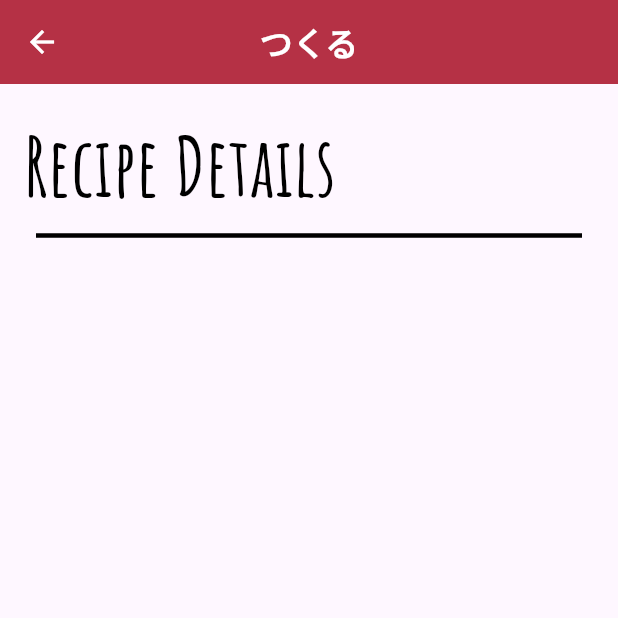
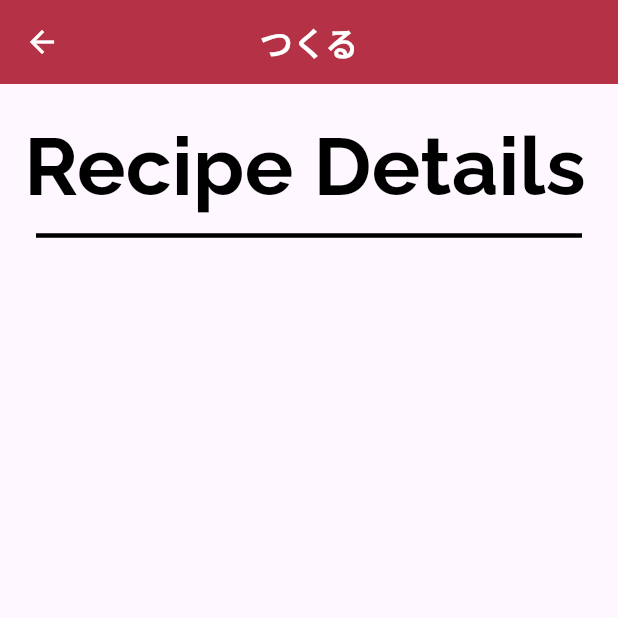
Before and after one commit to shashwat0224/Tsukuru-Mobile-App, a Flutter app: the TemplateScreen screen opened directly, after a tap on "Explore Recipes", after a tap on "Recipe Name", on a phone screen of 412 x 824 dp, the top half of it. Run offline on Flutter 3.47's test engine with Material 3 defaults, Android fonts, the phone set to English and light mode, and no system bars; our stand-ins replace internet_connection_checker_plus; project files that could hold a hidden picture were left out.

Commit message:
Created new files and features

```diff
--- /dev/null
+++ b/lib/core/lifecycle/applifecycle.dart
@@ -0,0 +1,23 @@
+import 'package:flutter/material.dart';
+import 'package:provider/provider.dart';
+import 'package:tsukuru/core/providers/internetstatus_provider.dart';
+import 'package:tsukuru/core/providers/navigation_provider.dart';
+
+class AppLifeCycleHandler {
+  final BuildContext context;
+  late final AppLifecycleListener _listener;
+
+  AppLifeCycleHandler(this.context) {
+    _listener = AppLifecycleListener(
+      onResume: () => context.read<InternetStatusProvider>().onResume,
+      onHide: () => context.read<InternetStatusProvider>().onPauseHide,
+      onPause: () => context.read<InternetStatusProvider>().onPauseHide,
+      onDetach: () => context.read<InternetStatusProvider>().onDetach,
+      onExitRequested: () => context.read<NaviagtionProvider>().exitPopUp(),
+    );
+  }
+
+  void dispose() {
+    _listener.dispose();
+  }
+}
--- a/lib/main.dart
+++ b/lib/main.dart
@@ -1,26 +1,51 @@
 import 'package:flutter/material.dart';
 import 'package:provider/provider.dart';
-import 'package:tsukuru/providers/navigation_provider.dart';
+import 'package:tsukuru/core/providers/internetstatus_provider.dart';
+import 'package:tsukuru/core/providers/navigation_provider.dart';
+import 'package:tsukuru/core/lifecycle/applifecycle.dart';
 import 'package:tsukuru/screens/splashscreen.dart';
 
 void main() {
   runApp(const MyApp());
 }
 
-class MyApp extends StatelessWidget {
+class MyApp extends StatefulWidget {
   const MyApp({super.key});
 
-  // This widget is the root of your application.
+  @override
+  State<MyApp> createState() => _MyAppState();
+}
+
+class _MyAppState extends State<MyApp> {
+  AppLifeCycleHandler? _lifeCycleHandler;
+
+  @override
+  void initState() {
+    super.initState();
+    WidgetsBinding.instance.addPostFrameCallback((_) {
+      _lifeCycleHandler = AppLifeCycleHandler(context);
+    });
+  }
+
+  @override
+  void dispose() {
+    _lifeCycleHandler?.dispose();
+    super.dispose();
+  }
+
   @override
   Widget build(BuildContext context) {
     return MultiProvider(
       providers: [
-        ChangeNotifierProvider(create: (context) => NaviagtionProvider())
+        ChangeNotifierProvider(
+          create: (context) => NaviagtionProvider(context: context),
+        ),
+        ChangeNotifierProvider(create: (context) => InternetStatusProvider()),
       ],
       child: MaterialApp(
         title: 'Flutter Demo',
         debugShowCheckedModeBanner: false,
-        home:const SplashScreen(),
+        home: const SplashScreen(),
       ),
     );
   }
--- a/lib/providers/navigation_provider.dart
+++ /dev/null
@@ -1,10 +0,0 @@
-import 'package:flutter/material.dart';
-
-class NaviagtionProvider extends ChangeNotifier {
-  int selectedIndex;
-  NaviagtionProvider({this.selectedIndex = 0});
-  void setIndex(int index) {
-    selectedIndex = index;
-    notifyListeners();
-  }
-}
--- a/lib/screens/homescreen.dart
+++ b/lib/screens/homescreen.dart
@@ -1,6 +1,6 @@
 import 'package:flutter/material.dart';
 import 'package:provider/provider.dart';
-import 'package:tsukuru/providers/navigation_provider.dart';
+import 'package:tsukuru/core/providers/navigation_provider.dart';
 import 'package:tsukuru/widgets/recipes_gridview.dart';
 import 'package:tsukuru/widgets/uihelper.dart';
 
@@ -39,13 +39,13 @@ class _HomeScreenState extends State<HomeScreen> {
                     onPressed: () {
                       context.read<NaviagtionProvider>().setIndex(1);
                     },
+                    style: ElevatedButton.styleFrom(
+                      backgroundColor: Color(0XFFB53145),
+                    ),
                     child: UiHelper.customText(
                       title: "Start Cookin'",
                       size: 16,
                       color: Colors.white,
-                    ),
-                    style: ElevatedButton.styleFrom(
-                      backgroundColor: Color(0XFFB53145),
                     ),
                   ),
                   SizedBox(width: 5),
@@ -53,13 +53,13 @@ class _HomeScreenState extends State<HomeScreen> {
                     onPressed: () {
                       context.read<NaviagtionProvider>().setIndex(2);
                     },
+                    style: ElevatedButton.styleFrom(
+                      backgroundColor: Color(0XFFB53145),
+                    ),
                     child: UiHelper.customText(
                       title: "Explore Recipes",
                       size: 16,
                       color: Colors.white,
-                    ),
-                    style: ElevatedButton.styleFrom(
-                      backgroundColor: Color(0XFFB53145),
                     ),
                   ),
                 ],
--- a/lib/screens/loginscreen.dart
+++ b/lib/screens/loginscreen.dart
@@ -83,7 +83,7 @@ class _LoginScreenState extends State<LoginScreen> {
                   decoration: InputDecoration(
                     contentPadding: EdgeInsets.fromLTRB(26, 8, 2, 2),
                     hint: UiHelper.customText(
-                      title: 'rudrEnter Your Email ID',
+                      title: 'Enter Your Email ID',
                       size: 18,
                       color: Colors.black,
                     ),
@@ -139,12 +139,12 @@ class _LoginScreenState extends State<LoginScreen> {
                     MaterialPageRoute(builder: (context) => TemplateScreen()),
                   );
                 },
+                style: ElevatedButton.styleFrom(backgroundColor: Colors.blue),
                 child: UiHelper.customText(
                   title: 'Login',
                   size: 18,
                   color: Colors.black,
                 ),
-                style: ElevatedButton.styleFrom(backgroundColor: Colors.blue),
               ),
               Row(
                 mainAxisAlignment: MainAxisAlignment.center,
--- a/lib/screens/signupscreen.dart
+++ b/lib/screens/signupscreen.dart
@@ -187,12 +187,12 @@ class _SignupscreenState extends State<Signupscreen> {
               SizedBox(height: 45),
               ElevatedButton(
                 onPressed: () {},
+                style: ElevatedButton.styleFrom(backgroundColor: Colors.blue),
                 child: UiHelper.customText(
                   title: 'Login',
                   size: 18,
                   color: Colors.black,
                 ),
-                style: ElevatedButton.styleFrom(backgroundColor: Colors.blue),
               ),
               Row(
                 mainAxisAlignment: MainAxisAlignment.center,
--- a/lib/screens/templatescreen.dart
+++ b/lib/screens/templatescreen.dart
@@ -1,6 +1,6 @@
 import 'package:flutter/material.dart';
 import 'package:provider/provider.dart';
-import 'package:tsukuru/providers/navigation_provider.dart';
+import 'package:tsukuru/core/providers/navigation_provider.dart';
 import 'package:tsukuru/screens/explorescreen.dart';
 import 'package:tsukuru/screens/searchscreen.dart';
 import 'package:tsukuru/widgets/custom_sidebar.dart';
@@ -21,7 +21,7 @@ class _TemplateScreenState extends State<TemplateScreen> {
   Widget build(BuildContext context) {
     return Scaffold(
       appBar: AppBar(
-        title: UiHelper.customText(title: 'つくる', size: 22, color: Colors.white),
+        title: UiHelper.customText(title: 'つくる', size: 22, color: Colors.white, fontFamily: 'Raleway'),
         centerTitle: true,
         iconTheme:const IconThemeData(color: Colors.white),
         backgroundColor:const Color(0XFFB53145),
--- a/lib/widgets/custom_sidebar.dart
+++ b/lib/widgets/custom_sidebar.dart
@@ -6,40 +6,40 @@ class CustomSidebar extends StatelessWidget {
 
   @override
   Widget build(BuildContext context) {
-    bool value = false;
+    // bool value = false;
 
-    List<Widget> drawerHeaderSignedIn = [
-      CircleAvatar(child: UiHelper.customImage(img: 'pfp.png'), radius: 34),
-      SizedBox(height: 3),
-      UiHelper.customText(title: 'Username', size: 22, color: Colors.black),
-      UiHelper.customText(
-        title: 'username@example.com',
-        size: 16,
-        color: Colors.black,
-      ),
-    ];
-    List<Widget> drawerHeaderSignedOut = [
-      UiHelper.customText(
-        title: 'Want to Add Recipes to',
-        size: 22,
-        color: Colors.black,
-      ),
-      UiHelper.customText(
-        title: 'favourites, Save Recipes',
-        size: 22,
-        color: Colors.black,
-      ),
-      UiHelper.customText(title: 'on Device', size: 22, color: Colors.black),
-      ElevatedButton(
-        onPressed: () {},
-        child: UiHelper.customText(
-          title: 'Login Now!',
-          size: 16,
-          color: Colors.white,
-        ),
-        style: ElevatedButton.styleFrom(backgroundColor: Color(0XFF98AA8D)),
-      ),
-    ];
+    // List<Widget> drawerHeaderSignedIn = [
+    //   CircleAvatar(radius: 34, child: UiHelper.customImage(img: 'pfp.png')),
+    //   SizedBox(height: 3),
+    //   UiHelper.customText(title: 'Username', size: 22, color: Colors.black),
+    //   UiHelper.customText(
+    //     title: 'username@example.com',
+    //     size: 16,
+    //     color: Colors.black,
+    //   ),
+    // ];
+    // List<Widget> drawerHeaderSignedOut = [
+    //   UiHelper.customText(
+    //     title: 'Want to Add Recipes to',
+    //     size: 22,
+    //     color: Colors.black,
+    //   ),
+    //   UiHelper.customText(
+    //     title: 'favourites, Save Recipes',
+    //     size: 22,
+    //     color: Colors.black,
+    //   ),
+    //   UiHelper.customText(title: 'on Device', size: 22, color: Colors.black),
+    //   ElevatedButton(
+    //     onPressed: () {},
+    //     style: ElevatedButton.styleFrom(backgroundColor: Color(0XFF98AA8D)),
+    //     child: UiHelper.customText(
+    //       title: 'Login Now!',
+    //       size: 16,
+    //       color: Colors.white,
+    //     ),
+    //   ),
+    // ];
 
     return SafeArea(
       child: Drawer(
@@ -48,16 +48,16 @@ class CustomSidebar extends StatelessWidget {
         surfaceTintColor: Colors.white,
         child: ListView(
           children: [
-            Container(
-              padding: const EdgeInsets.fromLTRB(16, 16, 16, 16),
-              decoration: const BoxDecoration(color: Colors.white),
-              child: Column(
-                mainAxisSize: MainAxisSize.min,
-                children: (value)
-                    ? drawerHeaderSignedOut
-                    : drawerHeaderSignedIn,
-              ),
-            ),
+            // Container(
+            //   padding: const EdgeInsets.fromLTRB(16, 16, 16, 16),
+            //   decoration: const BoxDecoration(color: Colors.white),
+            //   child: Column(
+            //     mainAxisSize: MainAxisSize.min,
+            //     children: (value)
+            //         ? drawerHeaderSignedOut
+            //         : drawerHeaderSignedIn,
+            //   ),
+            // ),
             ListTile(
               leading: const Icon(Icons.person, color: Colors.white),
               title: UiHelper.customText(
--- a/lib/widgets/uihelper.dart
+++ b/lib/widgets/uihelper.dart
@@ -1,19 +1,20 @@
 import 'package:flutter/material.dart';
 
 class UiHelper {
-  static customImage({required String img}) {
+  static Image customImage({required String img}) {
     return Image.asset('assets/images/$img');
   }
 
-  static customText({
+  static Text customText({
     required String title,
     required double size,
     required Color color,
+    String? fontFamily,
   }) {
     return Text(
       title,
       style: TextStyle(
-        fontFamily: "AmaticSC",
+        fontFamily: fontFamily ?? "Raleway",
         fontWeight: FontWeight.bold,
         fontSize: size,
         color: color,
@@ -21,7 +22,7 @@ class UiHelper {
     );
   }
 
-  static customHeaderText({
+  static Row customHeaderText({
     required String title,
     required double size,
     required Color color,
@@ -41,7 +42,7 @@ class UiHelper {
             fontSize: size,
             fontWeight: FontWeight.bold,
             color: color,
-            fontFamily: "AmaticSC",
+            fontFamily: "Alata",
           ),
         ),
         Expanded(
```
Also changed, not shown: lib/core/providers/internetstatus_provider.dart (added, +51 -0 lines), lib/core/providers/navigation_provider.dart (added, +62 -0 lines), lib/screens/splashscreen.dart (+6 -3 lines), lib/widgets/connection_overlay.dart (added, +58 -0 lines), lib/widgets/status_snackbar.dart (added, +27 -0 lines), pubspec.yaml (+7 -3 lines), assets/fonts/Alata-Regular.ttf (added), assets/fonts/AmaticSC-Bold.ttf (deleted), assets/fonts/AmaticSC-Regular.ttf (deleted), assets/fonts/Raleway-VariableFont_wght.ttf (added), pubspec.lock, 2 other files.
